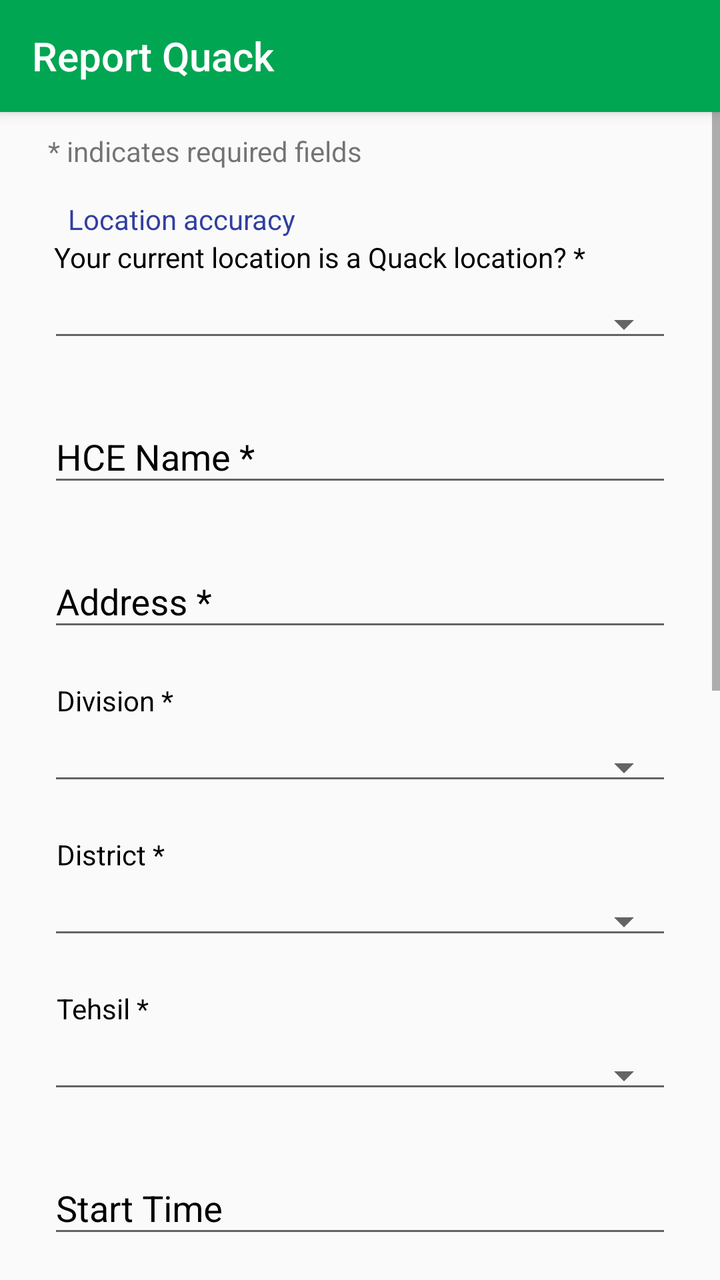
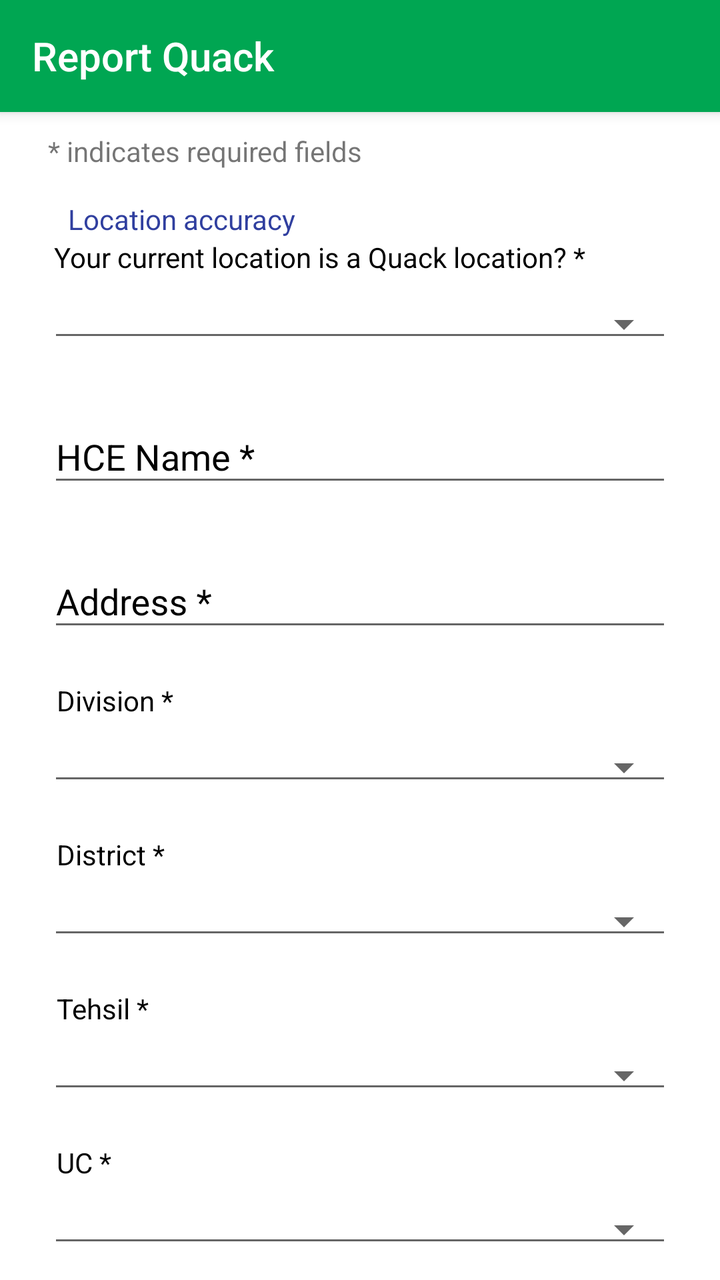

Compare the two renders of this Android layout. The source of the first and the diff that turns it into the second are given below.
<!-- AndroidManifest.xml: activity theme AppTheme.NoActionBar -->
<!-- res/layout/activity_quack.xml -->
<?xml version="1.0" encoding="utf-8"?>
<LinearLayout xmlns:android="http://schemas.android.com/apk/res/android"
    xmlns:app="http://schemas.android.com/apk/res-auto"
    xmlns:tools="http://schemas.android.com/tools"
    android:layout_width="match_parent"
    android:layout_height="match_parent"
    android:orientation="vertical"
    tools:context=".Activities.Common.QuackActivity">

    <androidx.appcompat.widget.Toolbar
        android:id="@+id/toolbar"
        android:layout_width="match_parent"
        android:layout_height="?attr/actionBarSize"
        android:background="?attr/colorPrimary"
        android:elevation="4dp"
        android:theme="@style/ThemeOverlay.AppCompat.Dark.ActionBar"
        app:popupTheme="@style/ThemeOverlay.AppCompat.Light"
        app:title="Report Quack"
        app:titleTextColor="#FFFFFF" />
        
    <ScrollView
        android:layout_width="match_parent"
        android:layout_height="match_parent">

        <LinearLayout
            android:layout_width="match_parent"
            android:layout_height="wrap_content"
            android:orientation="vertical"
            android:paddingLeft="24dp"
            android:paddingTop="5dp"
            android:paddingRight="24dp"
            android:paddingBottom="30dp">

            <TextView
                android:id="@+id/indicatelabel"
                android:layout_width="match_parent"
                android:layout_height="wrap_content"
                android:layout_marginTop="5dp"
                android:layout_marginBottom="5dp"
                android:text="* indicates required fields" />

            <LinearLayout
                android:layout_width="match_parent"
                android:layout_height="wrap_content"
                android:layout_marginTop="10dp"
                android:gravity="start"
                android:orientation="horizontal">

                <TextView
                    android:id="@+id/accuracylabel"
                    android:layout_width="wrap_content"
                    android:layout_height="wrap_content"
                    android:layout_marginLeft="10dp"
                    android:text="Location accuracy"
                    android:textColor="@color/colorPrimaryDark" />

            </LinearLayout>

            <com.google.android.material.textfield.TextInputLayout
                android:layout_width="match_parent"
                android:layout_height="wrap_content"
                android:layout_marginBottom="10dp">

                <TextView
                    android:id="@+id/quacklabel"
                    android:layout_width="match_parent"
                    android:layout_height="wrap_content"
                    android:layout_gravity="start"
                    android:layout_marginLeft="3dp"
                    android:layout_marginBottom="10dp"
                    android:text="Your current location is a Quack location? *"
                    android:textColor="#000000" />

                <Spinner
                    android:id="@+id/quackloc_spinner"
                    style="@style/Widget.AppCompat.Spinner.Underlined"
                    android:layout_width="match_parent"
                    android:layout_height="wrap_content" />

            </com.google.android.material.textfield.TextInputLayout>

            <LinearLayout
                android:id="@+id/location_picker_block"
                android:layout_width="match_parent"
                android:layout_height="wrap_content"
                android:orientation="vertical"
                android:visibility="gone">

                <com.google.android.material.textfield.TextInputLayout
                    android:layout_width="match_parent"
                    android:layout_height="wrap_content"
                    android:layout_marginBottom="10dp"
                    android:layout_marginTop="10dp"
                    android:textColorHint="#616161">

                    <com.google.android.material.textfield.TextInputEditText
                        android:id="@+id/lat"
                        android:layout_width="match_parent"
                        android:layout_height="wrap_content"
                        android:inputType="text"
                        android:hint="User Latitude *"
                        android:textColor="#000000"/>

                </com.google.android.material.textfield.TextInputLayout>

                <com.google.android.material.textfield.TextInputLayout
                    android:layout_width="match_parent"
                    android:layout_height="wrap_content"
                    android:layout_marginBottom="10dp"
                    android:layout_marginTop="10dp"
                    android:textColorHint="#616161">

                    <com.google.android.material.textfield.TextInputEditText
                        android:id="@+id/lng"
                        android:layout_width="match_parent"
                        android:layout_height="wrap_content"
                        android:inputType="text"
                        android:hint="User Longitude *"
                        android:textColor="#000000"/>

                </com.google.android.material.textfield.TextInputLayout>

                <androidx.appcompat.widget.AppCompatButton
                    android:id="@+id/btn_pick_location"
                    android:layout_width="wrap_content"
                    android:layout_height="wrap_content"
                    android:layout_gravity="center_horizontal"
                    android:layout_marginTop="16dp"
                    android:layout_marginBottom="16dp"
                    android:paddingLeft="24dp"
                    android:paddingRight="24dp"
                    android:background="@drawable/btn_rounded_primary"
                    android:drawableStart="@drawable/location_pickup"
                    android:drawablePadding="8dp"
                    android:text="Select on Map"
                    android:textAllCaps="false"
                    android:textColor="#FFFFFF" />

            </LinearLayout>

            <com.google.android.material.textfield.TextInputLayout
                android:layout_width="match_parent"
                android:layout_height="wrap_content"
                android:layout_marginTop="10dp"
                android:layout_marginBottom="10dp"
                android:textColorHint="#000000">

                <com.google.android.material.textfield.TextInputEditText
                    android:id="@+id/hce_name"
                    android:layout_width="match_parent"
                    android:layout_height="wrap_content"
                    android:hint="HCE Name *"
                    android:inputType="textMultiLine"
                    android:textColor="#000000" />

            </com.google.android.material.textfield.TextInputLayout>

            <com.google.android.material.textfield.TextInputLayout
                android:layout_width="match_parent"
                android:layout_height="wrap_content"
                android:layout_marginTop="10dp"
                android:layout_marginBottom="10dp"
                android:textColorHint="#000000">

                <com.google.android.material.textfield.TextInputEditText
                    android:id="@+id/Address"
                    android:layout_width="match_parent"
                    android:layout_height="wrap_content"
                    android:hint="Address *"
                    android:inputType="textMultiLine"
                    android:textColor="#000000"
                    android:textColorHighlight="#000000" />

            </com.google.android.material.textfield.TextInputLayout>

            <com.google.android.material.textfield.TextInputLayout
                android:layout_width="match_parent"
                android:layout_height="wrap_content"
                android:layout_marginTop="10dp"
                android:layout_marginBottom="10dp">

                <TextView
                    android:id="@+id/divisionlabel"
                    android:layout_width="match_parent"
                    android:layout_height="wrap_content"
                    android:layout_gravity="center"
                    android:layout_marginLeft="3dp"
                    android:layout_marginBottom="10dp"
                    android:text="Division *"
                    android:textColor="#000000" />

                <Spinner
                    android:id="@+id/division_spinner"
                    style="@style/Widget.AppCompat.Spinner.Underlined"
                    android:layout_width="match_parent"
                    android:layout_height="wrap_content" />

            </com.google.android.material.textfield.TextInputLayout>

            <com.google.android.material.textfield.TextInputLayout
                android:layout_width="match_parent"
                android:layout_height="wrap_content"
                android:layout_marginTop="10dp"
                android:layout_marginBottom="10dp">

                <TextView
                    android:id="@+id/districtlabel"
                    android:layout_width="match_parent"
                    android:layout_height="wrap_content"
                    android:layout_gravity="center"
                    android:layout_marginLeft="3dp"
                    android:layout_marginBottom="10dp"
                    android:text="District *"
                    android:textColor="#000000" />

                <Spinner
                    android:id="@+id/district"
                    style="@style/Widget.AppCompat.Spinner.Underlined"
                    android:layout_width="match_parent"
                    android:layout_height="wrap_content" />
            </com.google.android.material.textfield.TextInputLayout>

            <com.google.android.material.textfield.TextInputLayout
                android:layout_width="match_parent"
                android:layout_height="wrap_content"
                android:layout_marginTop="10dp"
                android:layout_marginBottom="10dp">

                <TextView
                    android:id="@+id/Tehsillabel"
                    android:layout_width="match_parent"
                    android:layout_height="wrap_content"
                    android:layout_gravity="center"
                    android:layout_marginLeft="3dp"
                    android:layout_marginBottom="10dp"
                    android:text="Tehsil *"
                    android:textColor="#000000" />

                <Spinner
                    android:id="@+id/Tehsil_spinner"
                    style="@style/Widget.AppCompat.Spinner.Underlined"
                    android:layout_width="match_parent"
                    android:layout_height="wrap_content" />
            </com.google.android.material.textfield.TextInputLayout>

            <com.google.android.material.textfield.TextInputLayout
                android:layout_width="match_parent"
                android:layout_height="wrap_content"
                android:layout_marginTop="10dp"
                android:layout_marginBottom="10dp"
                android:textColorHint="#000000">

                <com.google.android.material.textfield.TextInputEditText
                    android:id="@+id/Start_Time"
                    android:layout_width="match_parent"
                    android:layout_height="wrap_content"
                    android:focusable="false"
                    android:clickable="true"
                    android:inputType="none"
                    android:textColor="#000000"
                    android:hint="Start Time" />
            </com.google.android.material.textfield.TextInputLayout>

            <com.google.android.material.textfield.TextInputLayout
                android:layout_width="match_parent"
                android:layout_height="wrap_content"
                android:layout_marginTop="10dp"
                android:layout_marginBottom="10dp"
                android:textColorHint="#000000">

                <com.google.android.material.textfield.TextInputEditText
                    android:id="@+id/End_Time"
                    android:layout_width="match_parent"
                    android:layout_height="wrap_content"
                    android:focusable="false"
                    android:clickable="true"
                    android:inputType="none"
                    android:textColor="#000000"
                    android:hint="End Time" />
            </com.google.android.material.textfield.TextInputLayout>

            <com.google.android.material.textfield.TextInputLayout
                android:layout_width="match_parent"
                android:layout_height="wrap_content"
                android:layout_marginTop="10dp"
                android:layout_marginBottom="10dp"
                android:textColorHint="#000000">

                <com.google.android.material.textfield.TextInputEditText
                    android:id="@+id/HCSP_Name"
                    android:layout_width="match_parent"
                    android:layout_height="wrap_content"
                    android:hint="Service Provider Name"
                    android:inputType="textCapWords"
                    android:textColor="#000000"
                    android:tooltipText="Healthcare Service Provider" />

            </com.google.android.material.textfield.TextInputLayout>
            <com.google.android.material.textfield.TextInputLayout
                android:layout_width="match_parent"
                android:layout_height="wrap_content"
                android:layout_marginTop="10dp"
                android:layout_marginBottom="10dp"
                android:textColorHint="#000000">

                <com.google.android.material.textfield.TextInputEditText
                    android:id="@+id/HCSP_SO"
                    android:layout_width="match_parent"
                    android:layout_height="wrap_content"
                    android:hint="Service Provider S/O"
                    android:inputType="textCapWords"
                    android:textColor="#000000"
                    android:tooltipText="Service Provider S/O" />
            </com.google.android.material.textfield.TextInputLayout>

            <com.google.android.material.textfield.TextInputLayout
                android:layout_width="match_parent"
                android:layout_height="wrap_content"
                android:layout_marginTop="10dp"
                android:layout_marginBottom="10dp"
                android:textColorHint="#000000">

                <com.google.android.material.textfield.TextInputEditText
                    android:id="@+id/CNIC"
                    android:layout_width="match_parent"
                    android:layout_height="wrap_content"
                    android:hint="Service Provider CNIC"
                    android:inputType="number"
                    android:maxLength="15"
                    android:textColor="#000000" />
            </com.google.android.material.textfield.TextInputLayout>

            <com.google.android.material.textfield.TextInputLayout
                android:layout_width="match_parent"
                android:layout_height="wrap_content"
                android:layout_marginTop="10dp"
                android:layout_marginBottom="10dp"
                android:textColorHint="#000000">

                <com.google.android.material.textfield.TextInputEditText
                    android:id="@+id/Mobile"
                    android:layout_width="match_parent"
                    android:layout_height="wrap_content"
                    android:hint="Service Provider Mobile"
                    android:inputType="phone"
                    android:maxLength="11"
                    android:textColor="#000000" />
            </com.google.android.material.textfield.TextInputLayout>

            <EditText
                android:id="@+id/comments"
                android:layout_width="match_parent"
                android:layout_height="wrap_content"
                android:layout_marginTop="10dp"
                android:layout_marginBottom="10dp"
                android:backgroundTint="@color/colorPrimaryDark"
                android:hint="Write your comments here"
                android:inputType="textMultiLine"
                android:paddingLeft="10dp" />

            <TextView
                android:id="@+id/errortext"
                android:layout_width="wrap_content"
                android:layout_height="wrap_content"
                android:layout_gravity="center"
                android:layout_marginTop="10dp"
                android:layout_marginBottom="10dp"
                android:text="* Required fields are missing"
                android:textColor="#f70505"
                android:textSize="15dp" />

            <androidx.appcompat.widget.AppCompatButton
                android:id="@+id/btn_submit"
                android:layout_width="wrap_content"
                android:layout_height="wrap_content"
                android:layout_gravity="end"
                android:layout_marginTop="20dp"
                android:layout_marginBottom="40dp"
                android:paddingLeft="32dp"
                android:paddingRight="32dp"
                android:background="@drawable/btn_rounded_primary"
                android:backgroundTint="#229954"
                android:text="Save and Proceed"
                android:textAllCaps="false"
                android:textColor="#FFFFFF"
                android:textSize="16sp" />

        </LinearLayout>
    </ScrollView>
</LinearLayout>
<!-- resources referenced by this layout -->
<resources>
  <color name="colorPrimaryDark">#303F9F</color>
  <!-- drawable btn_rounded_primary (drawable) -->
  <?xml version="1.0" encoding="utf-8"?>
  <ripple xmlns:android="http://schemas.android.com/apk/res/android"
      android:color="#40FFFFFF">
      <item>
          <shape android:shape="rectangle">
              <solid android:color="@color/colorPrimaryDark" />
              <corners android:radius="8dp" />
          </shape>
      </item>
  </ripple>
  <!-- drawable location_pickup: png bitmap (drawable, 1305 bytes) -->
  <style name="AppTheme.NoActionBar">
      <item name="windowActionBar">false</item>
      <item name="windowNoTitle">true</item>
  </style>
</resources>

<!-- the commit's change to res/layout/activity_quack.xml (unified diff, before → after) -->
@@ -1,26 +1,36 @@
 <?xml version="1.0" encoding="utf-8"?>
-<LinearLayout xmlns:android="http://schemas.android.com/apk/res/android"
+<androidx.coordinatorlayout.widget.CoordinatorLayout xmlns:android="http://schemas.android.com/apk/res/android"
     xmlns:app="http://schemas.android.com/apk/res-auto"
     xmlns:tools="http://schemas.android.com/tools"
     android:layout_width="match_parent"
     android:layout_height="match_parent"
-    android:orientation="vertical"
+    android:fitsSystemWindows="true"
+    android:background="#FFFFFF"
     tools:context=".Activities.Common.QuackActivity">
 
-    <androidx.appcompat.widget.Toolbar
-        android:id="@+id/toolbar"
+    <com.google.android.material.appbar.AppBarLayout
         android:layout_width="match_parent"
-        android:layout_height="?attr/actionBarSize"
-        android:background="?attr/colorPrimary"
-        android:elevation="4dp"
-        android:theme="@style/ThemeOverlay.AppCompat.Dark.ActionBar"
-        app:popupTheme="@style/ThemeOverlay.AppCompat.Light"
-        app:title="Report Quack"
-        app:titleTextColor="#FFFFFF" />
+        android:layout_height="wrap_content"
+        android:fitsSystemWindows="true"
+        android:theme="@style/ThemeOverlay.AppCompat.Dark.ActionBar">
+
+        <androidx.appcompat.widget.Toolbar
+            android:id="@+id/toolbar"
+            android:layout_width="match_parent"
+            android:layout_height="?attr/actionBarSize"
+            android:background="?attr/colorPrimary"
+            android:elevation="4dp"
+            app:popupTheme="@style/ThemeOverlay.AppCompat.Light"
+            app:title="Report Quack"
+            app:titleTextColor="#FFFFFF" />
+
+    </com.google.android.material.appbar.AppBarLayout>
         
-    <ScrollView
+    <androidx.core.widget.NestedScrollView
         android:layout_width="match_parent"
-        android:layout_height="match_parent">
+        android:layout_height="match_parent"
+        android:fillViewport="true"
+        app:layout_behavior="@string/appbar_scrolling_view_behavior">
 
         <LinearLayout
             android:layout_width="match_parent"
@@ -29,7 +39,63 @@
             android:paddingLeft="24dp"
             android:paddingTop="5dp"
             android:paddingRight="24dp"
-            android:paddingBottom="30dp">
+            android:paddingBottom="50dp">
+
+            
+            <LinearLayout
+                android:id="@+id/layout_current_uc"
+                android:layout_width="match_parent"
+                android:layout_height="wrap_content"
+                android:orientation="vertical"
+                android:background="#E8F5E9"
+                android:padding="12dp"
+                android:layout_marginTop="8dp"
+                android:layout_marginBottom="12dp"
+                android:visibility="gone">
+
+                <LinearLayout
+                    android:layout_width="match_parent"
+                    android:layout_height="wrap_content"
+                    android:gravity="center_vertical"
+                    android:orientation="horizontal">
+
+                    <TextView
+                        android:layout_width="0dp"
+                        android:layout_height="wrap_content"
+                        android:layout_weight="1"
+                        android:text="📍 Current Detected Location:"
+                        android:textColor="#2E7D32"
+                        android:textStyle="bold"
+                        android:textSize="13sp" />
+
+                    <ImageView
+                        android:id="@+id/btn_refresh_uc"
+                        android:layout_width="28dp"
+                        android:layout_height="28dp"
+                        android:background="?attr/selectableItemBackgroundBorderless"
+                        android:padding="4dp"
+                        android:src="@android:drawable/ic_menu_rotate"
+                        android:tint="#2E7D32" />
+                </LinearLayout>
+
+                <TextView
+                    android:id="@+id/txt_current_uc_display"
+                    android:layout_width="wrap_content"
+                    android:layout_height="wrap_content"
+                    android:layout_marginTop="3dp"
+                    android:text="Detecting location..."
+                    android:textColor="#1B5E20"
+                    android:textSize="15sp"
+                    android:textStyle="bold" />
+
+                <TextView
+                    android:id="@+id/txt_current_location_details"
+                    android:layout_width="wrap_content"
+                    android:layout_height="wrap_content"
+                    android:layout_marginTop="3dp"
+                    android:textColor="#388E3C"
+                    android:textSize="12sp" />
+            </LinearLayout>
 
             <TextView
                 android:id="@+id/indicatelabel"
@@ -243,6 +309,31 @@
                     android:layout_height="wrap_content" />
             </com.google.android.material.textfield.TextInputLayout>
 
+            
+            <com.google.android.material.textfield.TextInputLayout
+                android:layout_width="match_parent"
+                android:layout_height="wrap_content"
+                android:layout_marginBottom="10dp"
+                android:layout_marginTop="10dp"
+                android:textColorHint="#000000">
+
+                <TextView
+                    android:id="@+id/uclabel"
+                    android:layout_width="match_parent"
+                    android:layout_height="wrap_content"
+                    android:layout_gravity="center"
+                    android:layout_marginLeft="3dp"
+                    android:layout_marginBottom="10dp"
+                    android:text="UC *"
+                    android:textColor="#000000" />
+
+                <Spinner
+                    android:id="@+id/uc_spinner"
+                    style="@style/Widget.AppCompat.Spinner.Underlined"
+                    android:layout_width="match_parent"
+                    android:layout_height="wrap_content" />
+            </com.google.android.material.textfield.TextInputLayout>
+
             <com.google.android.material.textfield.TextInputLayout
                 android:layout_width="match_parent"
                 android:layout_height="wrap_content"
@@ -386,5 +477,5 @@
                 android:textSize="16sp" />
 
         </LinearLayout>
-    </ScrollView>
-</LinearLayout>
+    </androidx.core.widget.NestedScrollView>
+</androidx.coordinatorlayout.widget.CoordinatorLayout>
